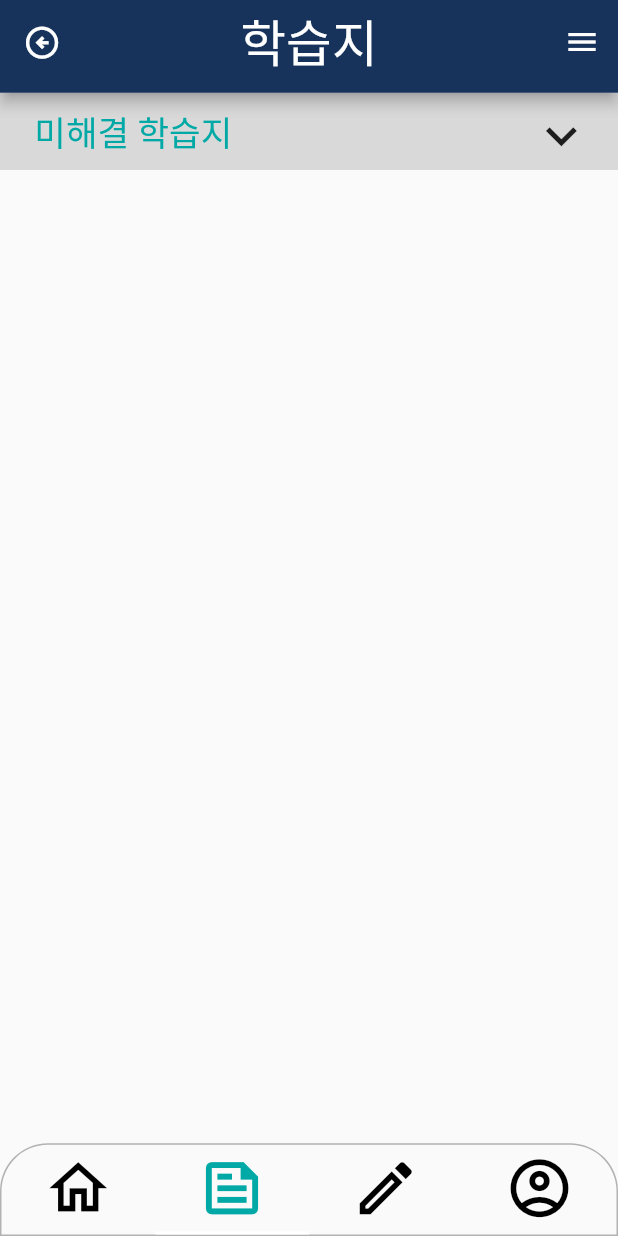
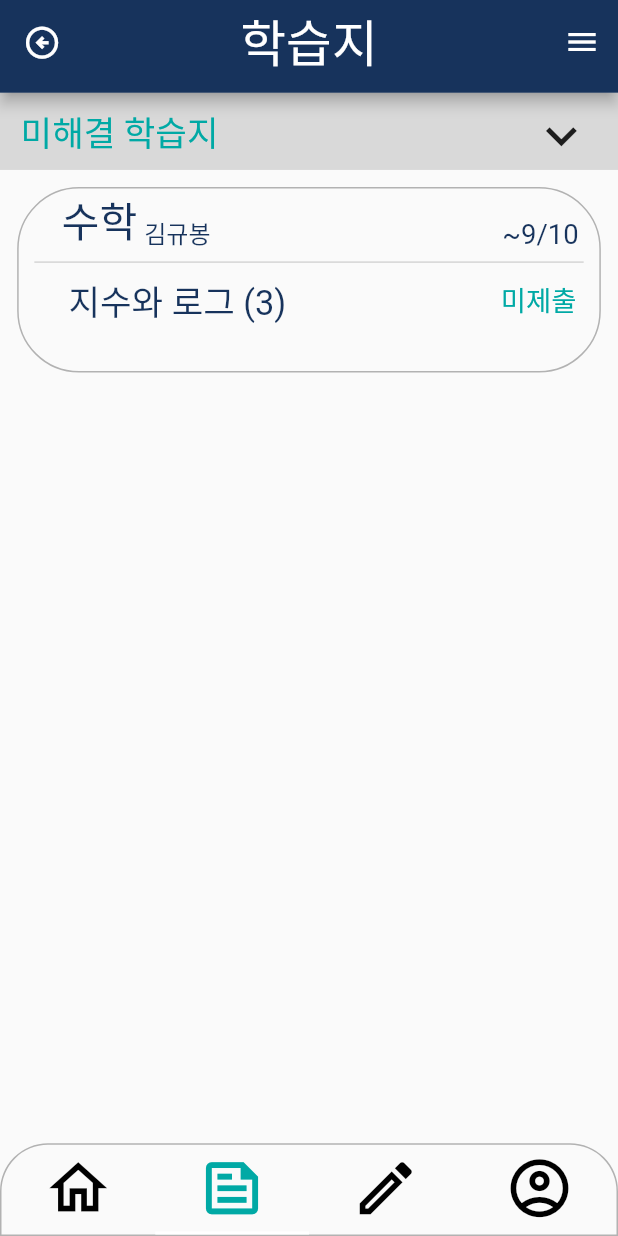
Before and after one commit to BSSMflat/BSSMflat-App, a Flutter app: the screen it shows after launch, item 2 of the bottom bar chosen, on a phone screen of 412 x 824 dp. Run offline on Flutter 3.47's test engine with Material 2 defaults, Android fonts, the phone set to English and light mode, and no system bars; our stand-ins replace flutter_screenutil.

Commit message:
[create] 학습지 위젯

```diff
--- /dev/null
+++ b/lib/model/study_paper.dart
@@ -0,0 +1,18 @@
+class Paper {
+  final String subject;
+  final String teacher;
+  final String name;
+  final String time;
+  final String solve;
+
+  Paper(this.subject, this.teacher, this.name, this.time, this.solve);
+}
+
+
+
+// 구현계획(기본적으로 모든 학습지들은 미해결 List에 들어있다)
+// 1. time을 String으로 받은다음 DateTime.Parse(SomeString)을 통해 DateTime으로 변환, List 2개만들기 (미해결, 기간임박)
+// 2. 만약에 time이 현재시간(Datetime.now())과 비교해서 7일밖에 안남았다면
+  // -> 1. 미해결 List에 있던 값을 기간입박 List에 add()하고 ,미해결 List에 있던 값을 삭제하기(list.removeAt(index))
+  // -> 2. time과 solve Text 색상을 빨간색으로 바꾸기(삼항 연산자)
+// 3. 반복문 돌려서 Listview로 나타내기
--- a/lib/screen/studypaper_screen.dart
+++ b/lib/screen/studypaper_screen.dart
@@ -1,6 +1,7 @@
+import 'package:bssmflat/common/common.dart';
+import 'package:bssmflat/model/study_paper.dart';
 import 'package:flutter/material.dart';
 import 'package:flutter_screenutil/flutter_screenutil.dart';
-import 'package:folding_menu/folding_menu.dart';
 
 class StudyPaperScreen extends StatelessWidget {
   const StudyPaperScreen({Key? key}) : super(key: key);
@@ -23,8 +24,25 @@ class StudyPaper extends StatefulWidget {
 }
 
 class _StudyPaperState extends State<StudyPaper> {
+  List<Paper> unsolve_paperList = <Paper>[];
+  List<Paper> fast_paperList = <Paper>[];
   bool openUnsolve = false;
   bool openFast = false;
+
+  @override
+  void initState() {
+    super.initState();
+
+    //여기에 db에서 처리한 값들을 LIST에 넣으면 됨
+    unsolve_paperList.add(Paper("수학", "김규봉", "지수와 로그(3)", "~9/10", "해결중"));
+    unsolve_paperList.add(Paper("수학", "김규봉", "지수와 로그(3)", "~9/10", "해결중"));
+    unsolve_paperList.add(Paper("수학", "김규봉", "지수와 로그(3)", "~9/10", "해결중"));
+
+    fast_paperList.add(Paper("수학", "김규봉", "지수와 로그(3)", "~9/10", "기한임박"));
+    fast_paperList.add(Paper("수학", "김규봉", "지수와 로그(3)", "~9/10", "해결중"));
+    fast_paperList.add(Paper("수학", "김규봉", "지수와 로그(3)", "~9/10", "해결중"));
+  }
+
   @override
   Widget build(BuildContext context) {
     return Scaffold(
@@ -65,7 +83,7 @@ class _StudyPaperState extends State<StudyPaper> {
                 });
               },
               child: Container(
-                padding: EdgeInsets.fromLTRB(20.w, 8.h, 15.w, 8.h),
+                padding: EdgeInsets.fromLTRB(12.w, 8.h, 15.w, 8.h),
                 width: 360.w,
                 height: 50.h,
                 color: Color(0xffD9D9D9),
@@ -85,9 +103,76 @@ class _StudyPaperState extends State<StudyPaper> {
                         : Icon(
                             Icons.keyboard_arrow_down,
                             size: 40.h,
-                          )
+                          ),
                   ],
                 ),
+              ),
+            ),
+            Container(
+              margin: EdgeInsets.all(10.w),
+              width: 340.w,
+              height: 120.h,
+              decoration: BoxDecoration(
+                  border: Border.all(color: CommonColor.gray02),
+                  borderRadius: BorderRadius.all(Radius.circular(40.h))),
+              child: Column(
+                mainAxisAlignment: MainAxisAlignment.start,
+                children: [
+                  Padding(
+                    padding: EdgeInsets.only(left: 25.w),
+                    child: Row(
+                      mainAxisAlignment: MainAxisAlignment.start,
+                      crossAxisAlignment: CrossAxisAlignment.end,
+                      children: [
+                        Text(
+                          "수학",
+                          style: TextStyle(
+                              fontSize: 24.sp, color: CommonColor.bssmNavy),
+                        ),
+                        SizedBox(
+                          width: 4.w,
+                        ),
+                        Text(
+                          "김규봉",
+                          style: TextStyle(
+                              fontSize: 14.sp, color: CommonColor.bssmNavy),
+                        ),
+                        SizedBox(
+                          width: 170.w,
+                        ),
+                        Text(
+                          "~9/10",
+                          style: TextStyle(
+                              fontSize: 16.sp, color: CommonColor.bssmNavy),
+                        ),
+                      ],
+                    ),
+                  ),
+                  Container(
+                      width: 320.w,
+                      child: Divider(color: Color(0xffD5D5D5), thickness: 1.0)),
+                  Padding(
+                    padding: EdgeInsets.only(left: 29.w),
+                    child: Row(
+                      mainAxisAlignment: MainAxisAlignment.start,
+                      children: [
+                        Text(
+                          "지수와 로그 (3)",
+                          style: TextStyle(
+                              fontSize: 20.sp, color: CommonColor.bssmNavy),
+                        ),
+                        SizedBox(
+                          width: 125.w,
+                        ),
+                        Text(
+                          "미제출",
+                          style: TextStyle(
+                              fontSize: 16.sp, color: Color(0xff00A9A5)),
+                        ),
+                      ],
+                    ),
+                  )
+                ],
               ),
             )
           ],
```
Also changed, not shown: lib/widget/paper.dart (added, +8 -0 lines).
